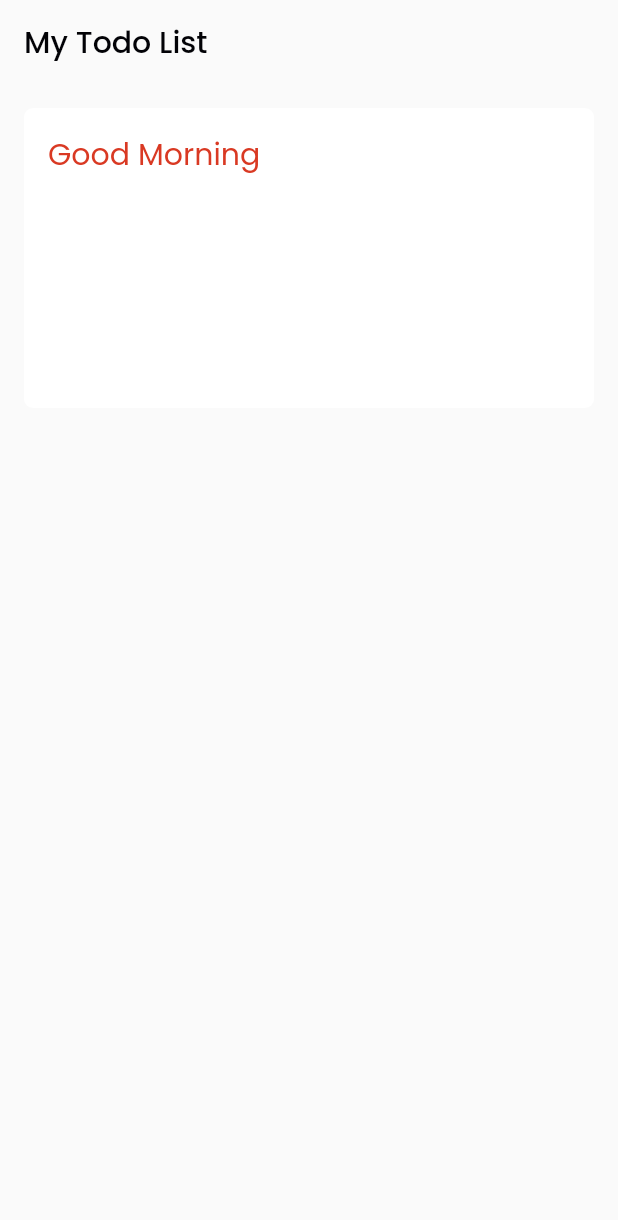
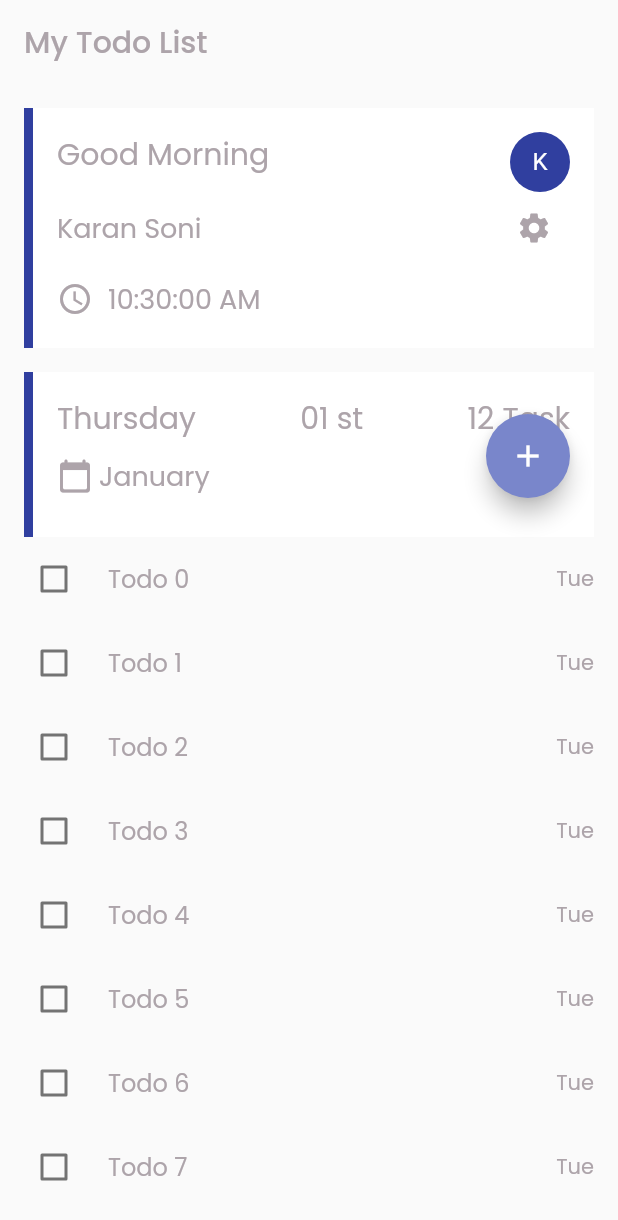
Before and after one commit to skaran921/my_todo_list, a Flutter app: the screen it shows after launch, on a phone screen of 412 x 824 dp. Shown: the top 1220 px of the screen. Run offline on Flutter 3.47's test engine with Material 2 defaults, Android fonts, the phone set to English and light mode, and no system bars; our stand-ins replace get, google_fonts.

Commit message:
#home page design done

```diff
--- a/lib/utils/config.dart
+++ b/lib/utils/config.dart
@@ -1,4 +1,4 @@
-import 'package:flutter/cupertino.dart';
+import 'package:flutter/material.dart';
 
 class Config {
   //****************************************
@@ -17,7 +17,7 @@ class Config {
 
   //Light Theme Config
   static const Color primaryColor = Color(0xFFDDDDDE);
-  static const Color accentColor = Color(0xFFFFFFFF);
+  static Color accentColor = Colors.indigo[300]; //Color(0xFFFFFFFF);
   static const Color scaffoldBackgroundColor = Color(0xFFFAFAFA);
   static const Color appBarColor = Color(0xFFFAFAFA);
 
@@ -26,10 +26,14 @@ class Config {
   static const Color whiteGray = Color(0xFFDDDDDE);
   static const Color black = Color(0xFF020206);
   static const Color grayWhite = Color(0xFFADA4AA);
-  static const Color indigo = Color(0xFF352246);
+  static Color indigo = Colors.indigo[700];
   static const Color orange = Color(0xFFD93923);
   static const Color blueGray = Color(0xFF585967);
   static const Color other = Color(0xFFD39C61);
+
+//card side border decoration
+  static BoxBorder leftSideBorder =
+      Border(left: BorderSide(color: Config.indigo, width: 6.0));
 
   //****************************************
   //?Dark Theme Config
--- a/lib/utils/customDateTime.dart
+++ b/lib/utils/customDateTime.dart
@@ -56,4 +56,16 @@ class CustomDateTime {
 
   String get getMonthString =>
       "${dateTime.month < 10 ? '0' + dateTime.month.toString() : dateTime.month}";
+
+  String get getHourString =>
+      "${dateTime.hour < 10 ? '0' + dateTime.hour.toString() : dateTime.hour}";
+
+  String get getMinuteString =>
+      "${dateTime.minute < 10 ? '0' + dateTime.minute.toString() : dateTime.minute}";
+
+  String get getSecondString =>
+      "${dateTime.second < 10 ? '0' + dateTime.second.toString() : dateTime.second}";
+
+  String get getTimeString =>
+      "${dateTime.hour > 12 ? '0' + (dateTime.hour - 12).toString() : this.getHourString}:${this.getMinuteString}:${this.getSecondString} ${dateTime.hour > 12 ? 'PM' : 'AM'}";
 }
--- a/lib/view/home_page.dart
+++ b/lib/view/home_page.dart
@@ -1,5 +1,8 @@
 import 'package:flutter/material.dart';
 import 'package:my_todo_list/utils/config.dart';
+import 'package:my_todo_list/utils/customDateTime.dart';
+import 'package:my_todo_list/widgets/CustomCircleAvatar.dart';
+import 'package:my_todo_list/widgets/CustomIcon.dart';
 import 'package:my_todo_list/widgets/CustomScaffold.dart';
 import 'package:my_todo_list/widgets/CustomText.dart';
 
@@ -10,22 +13,147 @@ class HomePage extends StatelessWidget {
       body: Column(
         children: [
           Container(
-            margin: EdgeInsets.all(16.0),
-            padding: EdgeInsets.all(16.0),
+            margin: const EdgeInsets.all(16.0),
+            padding: const EdgeInsets.all(16.0),
             width: double.infinity,
-            height: 200.0,
+            height: 160.0,
             decoration: BoxDecoration(
-                color: Config.white, borderRadius: BorderRadius.circular(6.0)),
-            child: Row(
-              mainAxisAlignment: MainAxisAlignment.start,
-              crossAxisAlignment: CrossAxisAlignment.start,
+              color: Config.white,
+              // borderRadius: BorderRadius.circular(6.0),
+              border: Config.leftSideBorder,
+            ),
+            child: Column(
               children: [
-                CustomText(
-                  "Good Morning",
-                  fontSize: 20.0,
-                  fontColor: Config.orange,
-                )
+                Row(
+                  mainAxisAlignment: MainAxisAlignment.spaceBetween,
+                  crossAxisAlignment: CrossAxisAlignment.start,
+                  children: [
+                    CustomText(
+                      "Good Morning",
+                      fontSize: 20.0,
+                      fontColor: Config.grayWhite,
+                    ),
+                    CustomCircleAvatar(
+                      text: "K",
+                    )
+                  ],
+                ),
+                Row(
+                  mainAxisAlignment: MainAxisAlignment.spaceBetween,
+                  children: [
+                    CustomText(
+                      "Karan Soni",
+                      fontSize: 18.0,
+                      fontColor: Config.grayWhite,
+                    ),
+                    IconButton(
+                        icon: Icon(
+                          Icons.settings,
+                          color: Config.grayWhite,
+                        ),
+                        onPressed: () {})
+                  ],
+                ),
+                SizedBox(
+                  height: 10.0,
+                ),
+                Row(
+                  mainAxisAlignment: MainAxisAlignment.start,
+                  children: [
+                    CustomIcon(
+                      Icons.access_time,
+                    ),
+                    SizedBox(
+                      width: 10.0,
+                    ),
+                    CustomText(
+                      "${CustomDateTime().getTimeString}",
+                      fontSize: 18.0,
+                      fontColor: Config.grayWhite,
+                    ),
+                  ],
+                ),
               ],
+            ),
+          ),
+          Container(
+            margin: const EdgeInsets.only(
+              left: 16.0,
+              right: 16.0,
+            ),
+            padding: const EdgeInsets.all(16.0),
+            width: double.infinity,
+            height: 110.0,
+            decoration: BoxDecoration(
+              color: Config.white,
+              border: Config.leftSideBorder,
+            ),
+            child: Stack(
+              children: [
+                Row(
+                  mainAxisAlignment: MainAxisAlignment.spaceBetween,
+                  crossAxisAlignment: CrossAxisAlignment.start,
+                  children: [
+                    CustomText(
+                      "Thursday",
+                      fontSize: 20.0,
+                      fontColor: Config.grayWhite,
+                    ),
+                    CustomText(
+                      "${CustomDateTime().getDayString} ${CustomDateTime().getDay == 1 ? 'st' : CustomDateTime().getDay == 2 ? 'nd' : CustomDateTime().getDay == 3 ? 'rd' : 'th'}",
+                      fontSize: 20.0,
+                      fontColor: Config.grayWhite,
+                    ),
+                    CustomText(
+                      "12 Task",
+                      fontColor: Config.grayWhite,
+                      fontSize: 20.0,
+                    )
+                  ],
+                ),
+                SizedBox(height: 10.0),
+                Positioned(
+                  top: 40,
+                  child: Row(
+                    mainAxisAlignment: MainAxisAlignment.start,
+                    children: [
+                      CustomIcon(Icons.calendar_today_rounded),
+                      SizedBox(width: 4.0),
+                      CustomText(
+                        "${CustomDateTime().getMonthName}",
+                        fontSize: 18.0,
+                        fontColor: Config.grayWhite,
+                      ),
+                    ],
+                  ),
+                ),
+                Positioned(
+                    bottom: 10,
+                    right: 0,
+                    child: FloatingActionButton(
+                      heroTag: "add_todo_btn",
+                      onPressed: () {},
+                      child: Icon(Icons.add),
+                    ))
+              ],
+            ),
+          ),
+          Expanded(
+            child: Scrollbar(
+              child: ListView.builder(
+                  physics: BouncingScrollPhysics(),
+                  itemCount: 10,
+                  itemBuilder: (context, index) {
+                    return CheckboxListTile(
+                        key: ValueKey("todo__row__$index"),
+                        controlAffinity: ListTileControlAffinity.leading,
+                        title: CustomText(
+                          "Todo $index",
+                        ),
+                        secondary: CustomText("Tue"),
+                        value: false,
+                        onChanged: (value) {});
+                  }),
             ),
           )
         ],
--- /dev/null
+++ b/lib/widgets/CustomCircleAvatar.dart
@@ -0,0 +1,19 @@
+import 'package:flutter/material.dart';
+import 'package:my_todo_list/utils/config.dart';
+import 'package:my_todo_list/widgets/CustomText.dart';
+
+class CustomCircleAvatar extends StatelessWidget {
+  final String text;
+
+  const CustomCircleAvatar({Key key, this.text}) : super(key: key);
+  @override
+  Widget build(BuildContext context) {
+    return CircleAvatar(
+      child: CustomText(
+        "${text ?? ''}",
+        fontColor: Colors.white,
+      ),
+      backgroundColor: Config.indigo,
+    );
+  }
+}
--- /dev/null
+++ b/lib/widgets/CustomIcon.dart
@@ -0,0 +1,16 @@
+import 'package:flutter/material.dart';
+import 'package:my_todo_list/utils/config.dart';
+
+class CustomIcon extends StatelessWidget {
+  final iconData;
+  final iconColor;
+
+  const CustomIcon(this.iconData, {Key key, this.iconColor}) : super(key: key);
+  @override
+  Widget build(BuildContext context) {
+    return Icon(
+      iconData ?? Icons.access_time,
+      color: iconColor ?? Config.grayWhite,
+    );
+  }
+}
--- a/lib/widgets/CustomText.dart
+++ b/lib/widgets/CustomText.dart
@@ -11,7 +11,8 @@ class CustomText extends StatelessWidget {
   Widget build(BuildContext context) {
     return Text(
       text ?? '',
-      style: TextStyle(color: fontColor ?? Config.black, fontSize: fontSize),
+      style:
+          TextStyle(color: fontColor ?? Config.grayWhite, fontSize: fontSize),
     );
   }
 }
```
